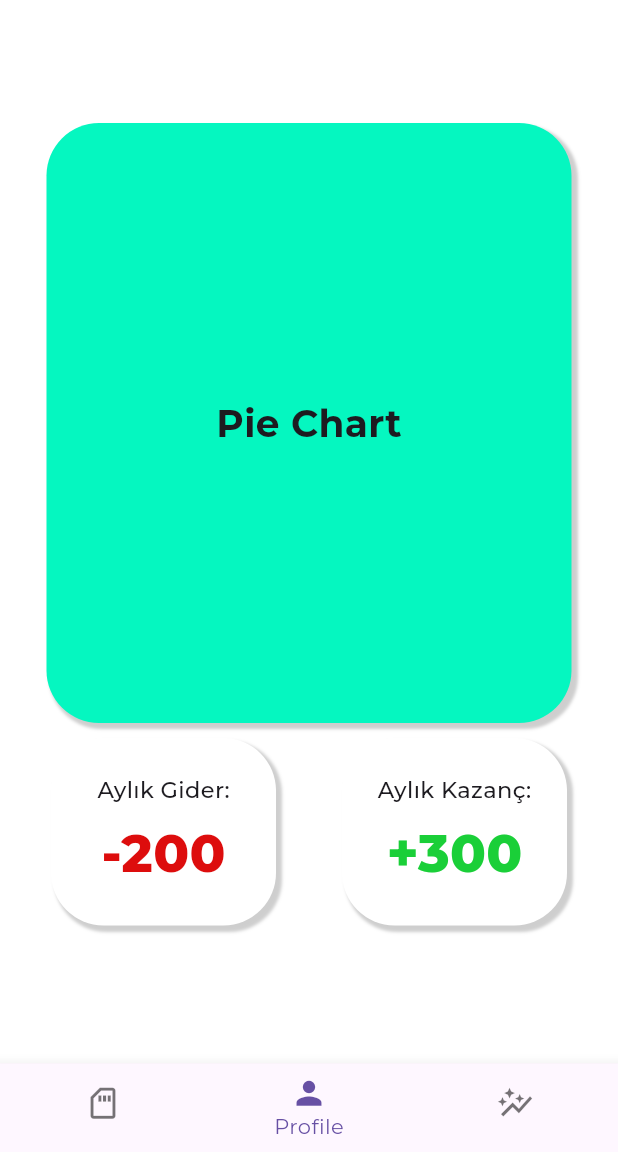
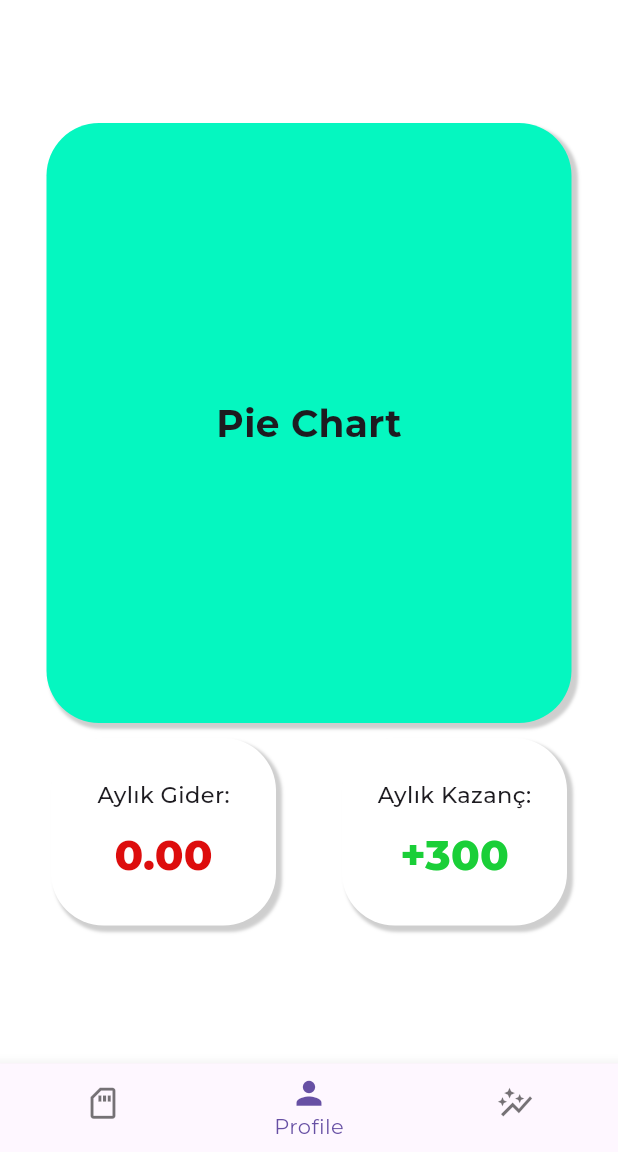
Before and after one commit to anilahmet4/flutter_application_1, a Flutter app: the screen it shows after launch, on a phone screen of 412 x 824 dp, the part 84-1236 px from its top. Run offline on Flutter 3.47's test engine with Material 3 defaults, Android fonts, the phone set to English and light mode, and no system bars; our stand-ins replace flutter_slidable, google_fonts, hive_flutter, image_picker; missing offline and left inert: google_mlkit_text_recognition; accounts and stored records are empty; project files that could hold a hidden picture were left out.

Commit message:
Home page update and .dart bug fixes.

```diff
--- a/lib/data/database.dart
+++ b/lib/data/database.dart
@@ -1,7 +1,7 @@
 import 'package:hive_flutter/hive_flutter.dart';
 
 class HiveService {
-  static String _boxName = "receiptDataBox";
+  static const String _boxName = "receiptDataBox";
 
   // Initialize Hive
   static Future<void> init() async {
--- a/lib/main.dart
+++ b/lib/main.dart
@@ -6,11 +6,11 @@ import 'package:google_fonts/google_fonts.dart';
 void main() async {
   WidgetsFlutterBinding.ensureInitialized();
   await HiveService.init(); // Initialize Hive
-  runApp(MyApp());
+  runApp(const MyApp());
 }
 
 class MyApp extends StatelessWidget {
-  MyApp({super.key});
+  const MyApp({super.key});
   @override
   Widget build(BuildContext context) {
     return MaterialApp(
--- a/lib/pages/graphs_page.dart
+++ b/lib/pages/graphs_page.dart
@@ -13,7 +13,7 @@ class _CameraPageState extends State<GraphsPage> {
   Widget build(BuildContext context) {
     return  Scaffold(
       body: Container(
-        child: Text("deneme"),
+        child: const Text("deneme"),
       ),
     );
   }
--- a/lib/pages/home_page.dart
+++ b/lib/pages/home_page.dart
@@ -1,4 +1,5 @@
 import 'package:flutter/material.dart';
+import 'package:flutter_application_1/data/database.dart';
 import 'package:flutter_application_1/utilities/Chart.dart';
 import 'package:google_fonts/google_fonts.dart';
 
@@ -10,8 +11,36 @@ class HomePage extends StatefulWidget {
 }
 
 class _HomePageState extends State<HomePage> {
+
+  List<dynamic> receiptsList = [
+  ];
+
+  @override
+  void initState() {
+    super.initState();
+    loadReceiptsFromHive();
+  }
+
+  Future<void> loadReceiptsFromHive() async {
+    final receipts = await HiveService.getAllReceipts();
+    setState(() {
+      receiptsList = receipts;
+    });
+  }
+
+  double calculateTotal() {
+    return receiptsList.fold<double>(0, (previousValue, element) {
+      // Assuming element[1] can be parsed to double. Otherwise, consider handling parsing errors.
+      return previousValue + double.parse(element[1].toString());
+    });
+  }
+
+
   @override
   Widget build(BuildContext context) {
+
+    double totalAmount = calculateTotal(); // Calculate total sum of receiptsList[1]
+
     return  Scaffold(
       body: Container(
         color: const Color.fromARGB(255, 255, 255, 255),
@@ -28,7 +57,7 @@ class _HomePageState extends State<HomePage> {
                   boxShadow: [
                     BoxShadow(
                       color: Colors.grey.withOpacity(0.5),
-                      offset: Offset(3, 3),
+                      offset: const Offset(3, 3),
                       spreadRadius: 1,
                       blurRadius: 1,
                     ),
@@ -46,11 +75,11 @@ class _HomePageState extends State<HomePage> {
                 ),
               ),
             ),
-              const Row(
+              Row(
                 mainAxisAlignment: MainAxisAlignment.spaceEvenly,
                 children: [
-                  ChartCon(varaibleName: "-200", topic: "Aylık Gider:",rgbA: 221, rgbB: 13 , rgbC: 13),
-                  ChartCon(varaibleName: "+300", topic: "Aylık Kazanç:",rgbA: 26, rgbB: 207 , rgbC: 56),
+                  ChartCon(varaibleName: totalAmount.toStringAsFixed(2), topic: "Aylık Gider:",rgbA: 221, rgbB: 13 , rgbC: 13),
+                  const ChartCon(varaibleName: "+300", topic: "Aylık Kazanç:",rgbA: 26, rgbB: 207 , rgbC: 56),
                 ],
               ),
           ],
--- a/lib/utilities/Chart.dart
+++ b/lib/utilities/Chart.dart
@@ -52,7 +52,7 @@ const ChartCon({
               ),
               Text(varaibleName,
                 style: GoogleFonts.montserrat(
-                  fontSize: 35,
+                  fontSize: 28,
                   color: Color.fromARGB(255, rgbA, rgbB, rgbC),
                   fontStyle: FontStyle.normal,
                   fontWeight: FontWeight.w800,
--- a/lib/utilities/dialog_box.dart
+++ b/lib/utilities/dialog_box.dart
@@ -20,7 +20,7 @@ class DialogBox extends StatelessWidget {
   Widget build(BuildContext context) {
     return AlertDialog(
       backgroundColor: Colors.white,
-      content: Container(
+      content: SizedBox(
         height: 200,
         child: Column(
          mainAxisAlignment: MainAxisAlignment.spaceEvenly,
--- a/lib/utilities/general_page.dart
+++ b/lib/utilities/general_page.dart
@@ -14,9 +14,9 @@ class _GeneralPageState extends State<GeneralPage> {
   int currentIndex = 1;
 
   final screens = [
-    DataPage(),
-    HomePage(),
-    GraphsPage(),
+    const DataPage(),
+    const HomePage(),
+    const GraphsPage(),
   ];
 
   @override
--- a/pubspec.yaml
+++ b/pubspec.yaml
@@ -41,6 +41,7 @@ dependencies:
   intl: ^0.19.0
   hive: ^2.2.3
   hive_flutter: ^1.1.0
+  collection: ^1.18.0
 
 dev_dependencies:
   flutter_test:
```
Also changed, not shown: lib/pages/data_page.dart (+14 -12 lines), pubspec.lock, 1 other file.
